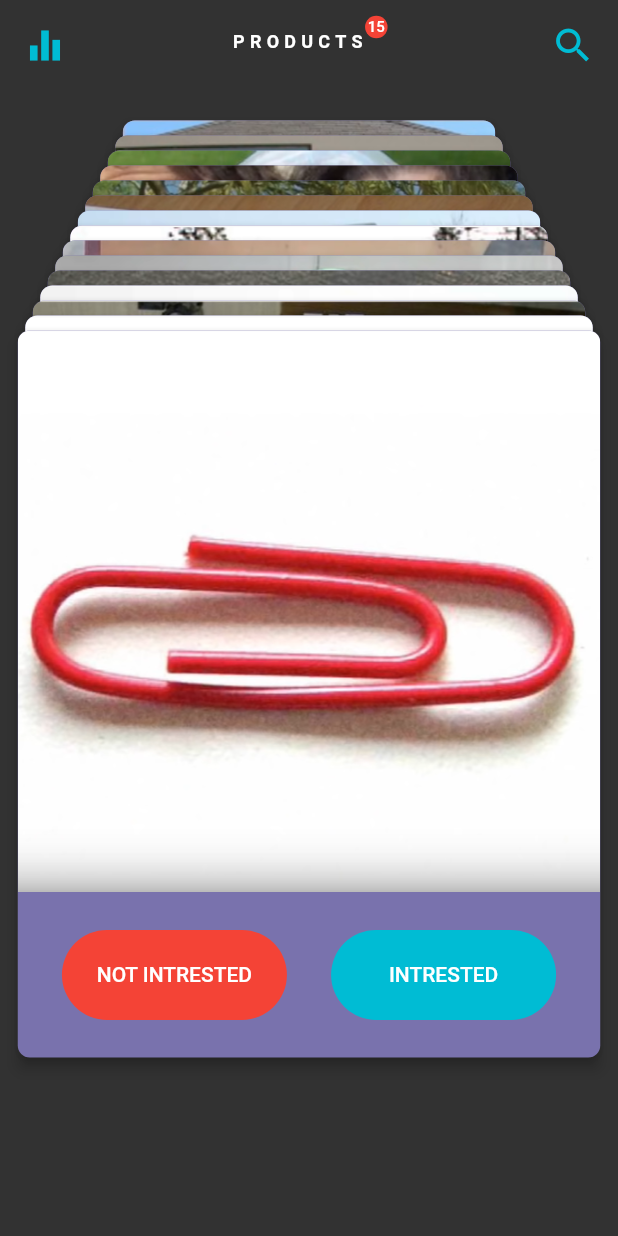
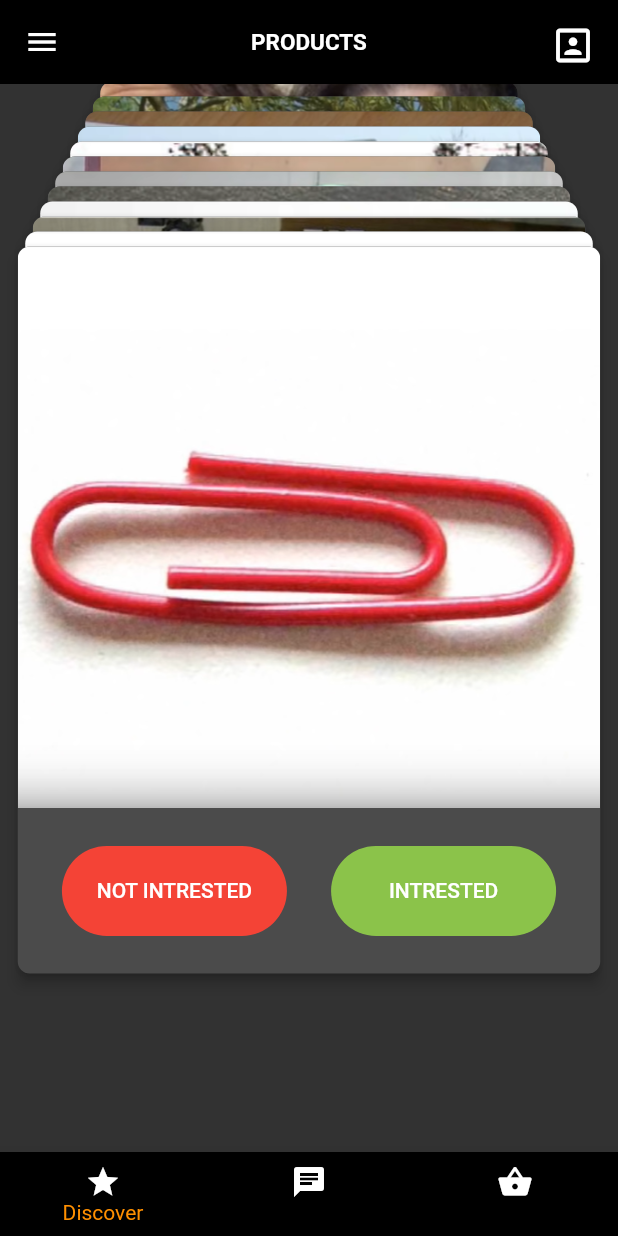
Before and after one commit to yashugarg/bartery, a Flutter app: the screen it shows after launch, on a phone screen of 412 x 824 dp. Run offline on Flutter 3.47's test engine with Material 2 defaults, Android fonts, the light colour scheme and no system bars.

Commit message:
Navbar and Drawer

```diff
--- a/lib/SwipeAnimation/activeCard.dart
+++ b/lib/SwipeAnimation/activeCard.dart
@@ -58,8 +58,8 @@ Positioned cardDemo(
                 //     new MaterialPageRoute(
                 //         builder: (context) => new DetailPage(type: img)));
                 Navigator.of(context).push(new PageRouteBuilder(
-                      pageBuilder: (_, __, ___) => new DetailPage(type: img),
-                    ));
+                  pageBuilder: (_, __, ___) => new DetailPage(type: img),
+                ));
               },
               child: new Card(
                 color: Colors.transparent,
@@ -69,7 +69,7 @@ Positioned cardDemo(
                   width: screenSize.width / 1.2 + cardWidth,
                   height: screenSize.height / 1.7,
                   decoration: new BoxDecoration(
-                    color: new Color.fromRGBO(121, 114, 173, 1.0),
+                    color: new Color.fromRGBO(75, 75, 75, 1.0),
                     borderRadius: new BorderRadius.circular(8.0),
                   ),
                   child: new Column(
@@ -121,7 +121,7 @@ Positioned cardDemo(
                                     width: 150.0,
                                     alignment: Alignment.center,
                                     decoration: new BoxDecoration(
-                                      color: Colors.cyan,
+                                      color: Colors.lightGreen,
                                       borderRadius:
                                           new BorderRadius.circular(60.0),
                                     ),
--- a/lib/SwipeAnimation/dummyCard.dart
+++ b/lib/SwipeAnimation/dummyCard.dart
@@ -24,7 +24,7 @@ Positioned cardDemoDummy(
         width: screenSize.width / 1.2 + cardWidth,
         height: screenSize.height / 1.7,
         decoration: new BoxDecoration(
-          color: new Color.fromRGBO(121, 114, 173, 1.0),
+          color: new Color.fromRGBO(75, 75, 75, 1.0),
           borderRadius: new BorderRadius.circular(8.0),
         ),
         child: new Column(
--- a/lib/SwipeAnimation/index.dart
+++ b/lib/SwipeAnimation/index.dart
@@ -2,8 +2,6 @@ import 'dart:async';
 import 'package:animation_exp/SwipeAnimation/data.dart';
 import 'package:animation_exp/SwipeAnimation/dummyCard.dart';
 import 'package:animation_exp/SwipeAnimation/activeCard.dart';
-
-//import 'package:animation_exp/PageReveal/page_main.dart';
 import 'package:flutter/material.dart';
 import 'package:flutter/scheduler.dart' show timeDilation;
 
@@ -118,6 +116,30 @@ class CardDemoState extends State<CardDemo> with TickerProviderStateMixin {
     _swipeAnimation();
   }
 
+  int _selectedIndex = 0;
+  static const TextStyle optionStyle =
+      TextStyle(fontSize: 30, fontWeight: FontWeight.bold);
+  static const List<Widget> _widgetOptions = <Widget>[
+    Text(
+      'Index 0: Discover',
+      style: optionStyle,
+    ),
+    Text(
+      'Index 1: Chat',
+      style: optionStyle,
+    ),
+    Text(
+      'Index 2: Reconsider',
+      style: optionStyle,
+    ),
+  ];
+
+  void _onItemTapped(int index) {
+    setState(() {
+      _selectedIndex = index;
+    });
+  }
+
   @override
   Widget build(BuildContext context) {
     timeDilation = 0.4;
@@ -127,18 +149,81 @@ class CardDemoState extends State<CardDemo> with TickerProviderStateMixin {
     double backCardPosition = initialBottom + (dataLength - 1) * 10 + 10;
     double backCardWidth = -7.0 * (data.length);
     return (new Scaffold(
+      drawer: Drawer(
+        // Add a ListView to the drawer. This ensures the user can scroll
+        // through the options in the drawer if there isn't enough vertical
+        // space to fit everything.
+        child: ListView(
+          // Important: Remove any padding from the ListView.
+          padding: EdgeInsets.zero,
+          children: <Widget>[
+            DrawerHeader(
+              child: Text('Drawer Header'),
+              decoration: BoxDecoration(
+                color: Colors.blue,
+              ),
+            ),
+            ListTile(
+              title: Text('Profile'),
+              onTap: () {
+                // Update the state of the app
+                // ...
+                // Then close the drawer
+                Navigator.pop(context);
+              },
+            ),
+            ListTile(
+              title: Text('Discover'),
+              onTap: () {
+                // Update the state of the app
+                // ...
+                // Then close the drawer
+                Navigator.pop(context);
+              },
+            ),
+            ListTile(
+              title: Text('Reconsider'),
+              onTap: () {
+                // Update the state of the app
+                // ...
+                // Then close the drawer
+                Navigator.pop(context);
+              },
+            ),
+            ListTile(
+              title: Text('Chat'),
+              onTap: () {
+                // Update the state of the app
+                // ...
+                // Then close the drawer
+                Navigator.pop(context);
+              },
+            ),
+            ListTile(
+              title: Text('Rate Us'),
+              onTap: () {
+                // Update the state of the app
+                // ...
+                // Then close the drawer
+                Navigator.pop(context);
+              },
+            ),
+          ],
+        ),
+      ),
+
       appBar: new AppBar(
         elevation: 0.0,
-          backgroundColor: new Color.fromRGBO(50, 50, 50, 1.0),
+        backgroundColor: Colors.black,
         centerTitle: true,
-          leading: new Container(
-            margin: const EdgeInsets.all(15.0),
-            child: new Icon(
-              Icons.equalizer,
-              color: Colors.cyan,
-              size: 30.0,
-            ),
-          ),
+        // leading: new Container(
+        // margin: const EdgeInsets.all(15.0),
+        // child: new Icon(
+        //   Icons.equalizer,
+        //   color: Colors.cyan,
+        //   size: 30.0,
+        // ),
+        // ),
         actions: <Widget>[
           new GestureDetector(
             onTap: () {
@@ -150,8 +235,8 @@ class CardDemoState extends State<CardDemo> with TickerProviderStateMixin {
             child: new Container(
                 margin: const EdgeInsets.all(15.0),
                 child: new Icon(
-                    Icons.search,
-                    color: Colors.cyan,
+                  Icons.portrait,
+                  color: Colors.white,
                   size: 30.0,
                 )),
           ),
@@ -162,22 +247,22 @@ class CardDemoState extends State<CardDemo> with TickerProviderStateMixin {
             new Text(
               "PRODUCTS",
               style: new TextStyle(
-                    fontSize: 12.0,
-                    letterSpacing: 3.5,
+                  fontSize: 15.0,
+                  // letterSpacing: 3.5,
                   fontWeight: FontWeight.bold),
             ),
-              new Container(
-                width: 15.0,
-                height: 15.0,
-                margin: new EdgeInsets.only(bottom: 20.0),
-                alignment: Alignment.center,
-                child: new Text(
-                  dataLength.toString(),
-                  style: new TextStyle(fontSize: 10.0),
-                ),
-                decoration: new BoxDecoration(
-                    color: Colors.red, shape: BoxShape.circle),
-              )
+            // new Container(
+            //   width: 15.0,
+            //   height: 15.0,
+            //   margin: new EdgeInsets.only(bottom: 20.0),
+            //   alignment: Alignment.center,
+            //   child: new Text(
+            //     dataLength.toString(),
+            //     style: new TextStyle(fontSize: 10.0),
+            //   ),
+            //   decoration: new BoxDecoration(
+            //       color: Colors.red, shape: BoxShape.circle),
+            // )
           ],
         ),
       ),
@@ -213,6 +298,33 @@ class CardDemoState extends State<CardDemo> with TickerProviderStateMixin {
                 }).toList())
             : new Text("No Products Left",
                 style: new TextStyle(color: Colors.white, fontSize: 35.0)),
-        )));
+      ),
+      //   appBar: AppBar(
+      //   title: const Text('BottomNavigationBar Sample'),
+      // ),
+      //   body: Center(
+      //   child: _widgetOptions.elementAt(_selectedIndex),
+      // ),
+      bottomNavigationBar: BottomNavigationBar(
+        backgroundColor: Colors.black,
+        items: const <BottomNavigationBarItem>[
+          BottomNavigationBarItem(
+            icon: Icon(Icons.star, color: Colors.white),
+            title: Text('Discover', style: TextStyle(color: Colors.white)),
+          ),
+          BottomNavigationBarItem(
+            icon: Icon(Icons.chat, color: Colors.white),
+            title: Text('Chat', style: TextStyle(color: Colors.white)),
+          ),
+          BottomNavigationBarItem(
+            icon: Icon(Icons.shopping_basket, color: Colors.white),
+            title: Text('Reconsider', style: TextStyle(color: Colors.white)),
+          ),
+        ],
+        currentIndex: _selectedIndex,
+        selectedItemColor: Colors.amber[800],
+        onTap: _onItemTapped,
+      ),
+    ));
   }
 }
--- a/lib/main.dart
+++ b/lib/main.dart
@@ -7,7 +7,7 @@ class MyApp extends StatelessWidget {
   @override
   Widget build(BuildContext context) {
     return new MaterialApp(
-      title: 'Barratry',
+      title: 'Bartery',
       // showPerformanceOverlay: true,
       theme: new ThemeData(
         primarySwatch: Colors.blue,
```
Also changed, not shown: 1 other file. Lines whose indentation alone changed are shown as unchanged.
